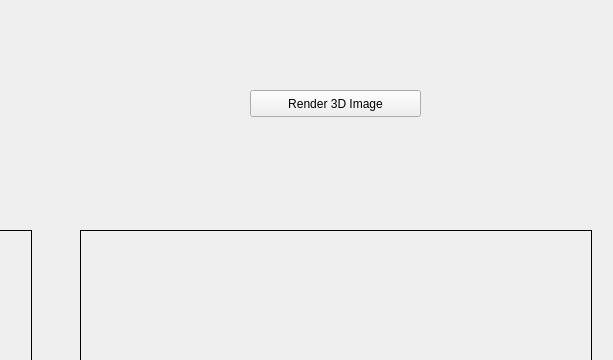
First picture: the form in app/widget.ui, repository lreithmayr/CT-Scan-Visualizer, before the edit; both pictures show x 510 to 1123 and y 0 to 360 of the 1123 by 781 pixel window.
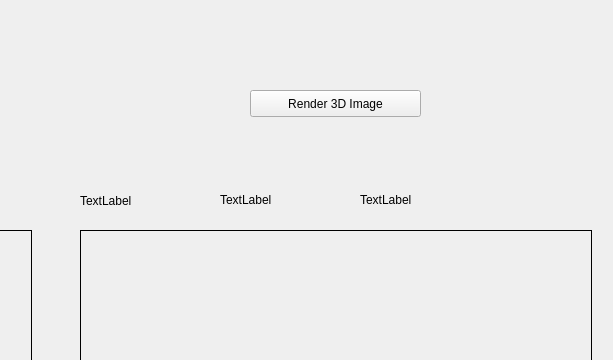
Second picture: the form after the edit.

Commit message: Widget, CTDataset: Adds cursor position and depth read out in 3D view

Diff of the .ui file:
```diff
--- a/app/widget.ui
+++ b/app/widget.ui
@@ -211,6 +211,45 @@
     <string>Render 3D Image</string>
    </property>
   </widget>
+  <widget class="QLabel" name="label_xPos">
+   <property name="geometry">
+    <rect>
+     <x>590</x>
+     <y>190</y>
+     <width>91</width>
+     <height>21</height>
+    </rect>
+   </property>
+   <property name="text">
+    <string>TextLabel</string>
+   </property>
+  </widget>
+  <widget class="QLabel" name="label_yPos">
+   <property name="geometry">
+    <rect>
+     <x>730</x>
+     <y>190</y>
+     <width>91</width>
+     <height>19</height>
+    </rect>
+   </property>
+   <property name="text">
+    <string>TextLabel</string>
+   </property>
+  </widget>
+  <widget class="QLabel" name="label_depthPos">
+   <property name="geometry">
+    <rect>
+     <x>870</x>
+     <y>190</y>
+     <width>151</width>
+     <height>19</height>
+    </rect>
+   </property>
+   <property name="text">
+    <string>TextLabel</string>
+   </property>
+  </widget>
  </widget>
  <resources/>
  <connections/>
```
The commit also changes 6 other files.
